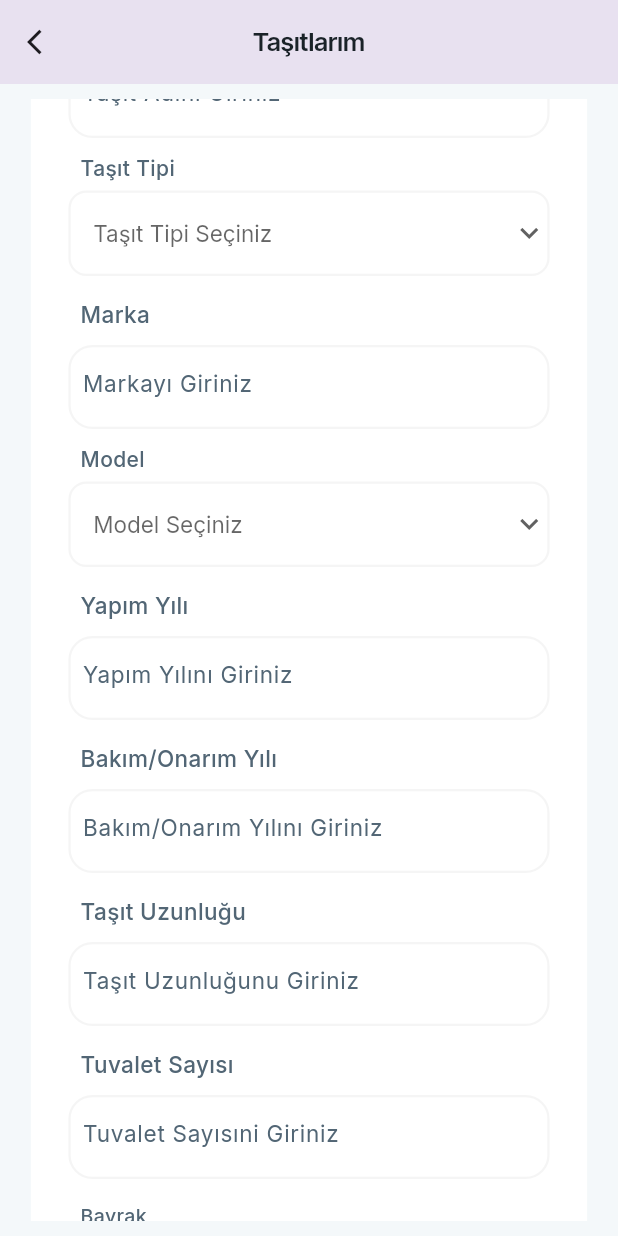
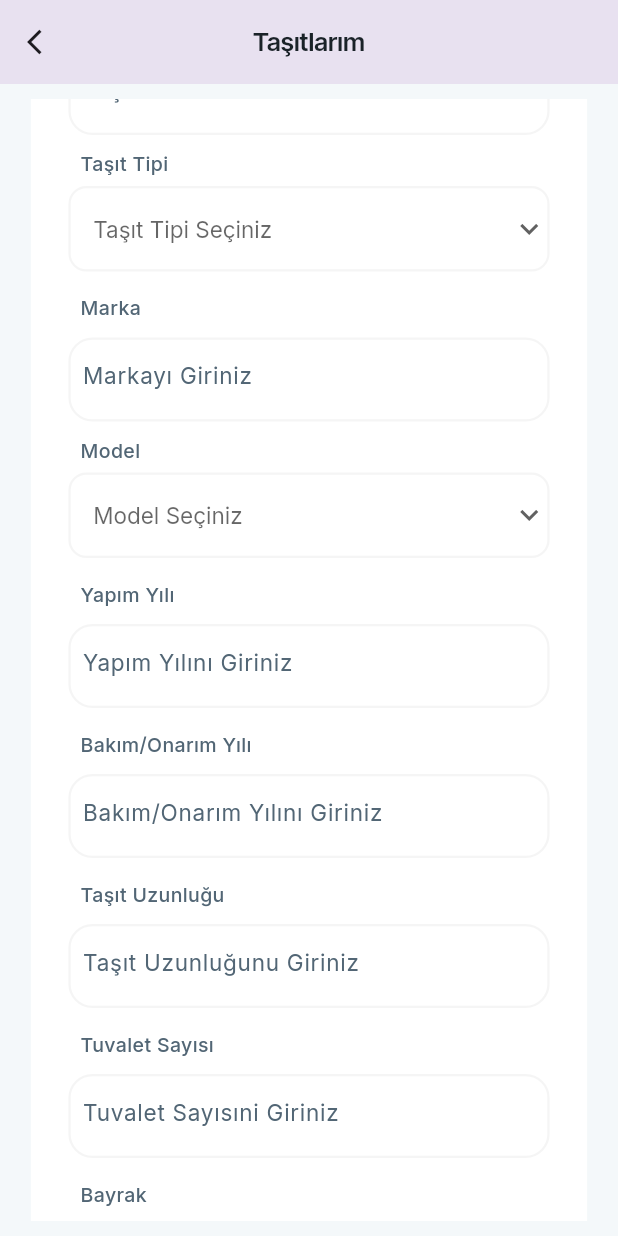
Before and after one commit to alican645/sabo_software, a Flutter app: the screen it shows after launch, scrolled down 576 dp, on a phone screen of 412 x 824 dp. Run offline on Flutter 3.47's test engine with Material 3 defaults, Android fonts, the phone set to English and light mode, and no system bars; our stand-ins replace flutter_svg, google_fonts.

Commit message:
sabo_software 13.09.204-17.14

```diff
--- a/lib/views/TasitlarDetayPage.dart
+++ b/lib/views/TasitlarDetayPage.dart
@@ -434,7 +434,7 @@ class _TasitlarDetayPageState extends State<TasitlarDetayPage> {
                 fontSize: 17,
                 fontWeight: FontWeight.w600,
                 color: Color(0xff1A2228)) : GoogleFonts.inter(
-                fontSize: 15,
+                fontSize: 13,
                 fontWeight: FontWeight.w500,
                 color: Color(0xff526675))),
           ),
@@ -486,7 +486,7 @@ class _TasitlarDetayPageState extends State<TasitlarDetayPage> {
             child: Text(
               title,
               style: GoogleFonts.inter(
-                fontSize: 14,
+                fontSize: 13,
                 fontWeight: FontWeight.w500,
                 color: Color(0xff526675),
               ),
```
